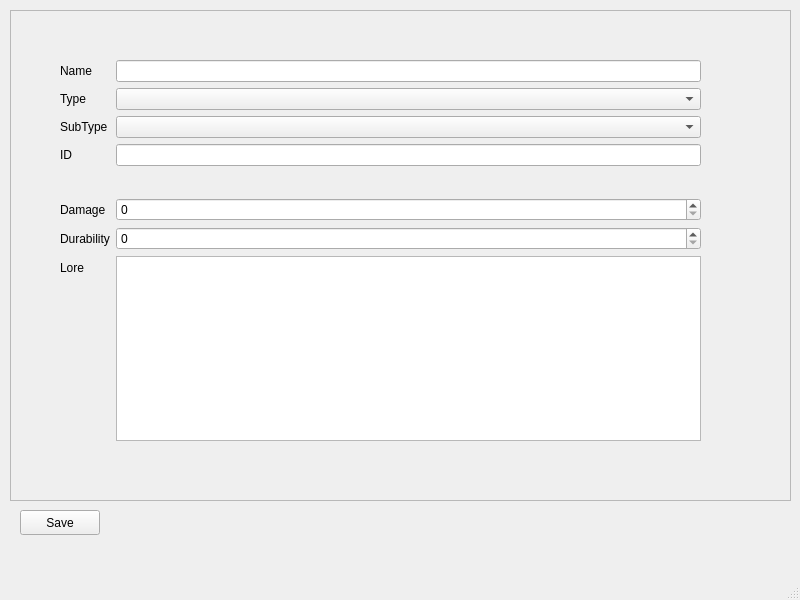
Above: newitem.ui from Devs-of-cobalt/Cobalt before the change. Below: the same form after it.
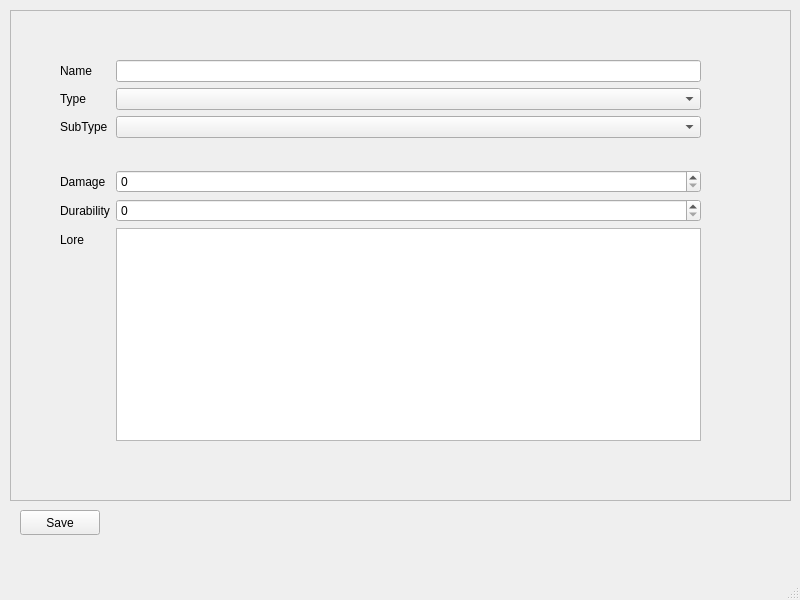
That is the form after the change.

Commit message: none instead of any

Diff of the .ui file:
```diff
--- a/newitem.ui
+++ b/newitem.ui
@@ -75,17 +75,7 @@
        <item row="2" column="1">
         <widget class="QComboBox" name="subTypeComboBox"/>
        </item>
-       <item row="3" column="0">
-        <widget class="QLabel" name="iDLabel">
-         <property name="text">
-          <string>ID</string>
-         </property>
-        </widget>
-       </item>
-       <item row="3" column="1">
-        <widget class="QLineEdit" name="iDLineEdit"/>
-       </item>
-       <item row="4" column="0" colspan="2">
+       <item row="3" column="0" colspan="2">
         <spacer name="horizontalSpacer">
          <property name="orientation">
           <enum>Qt::Horizontal</enum>
@@ -98,34 +88,34 @@
          </property>
         </spacer>
        </item>
-       <item row="5" column="0">
+       <item row="4" column="0">
         <widget class="QLabel" name="damageLabel">
          <property name="text">
           <string>Damage</string>
          </property>
         </widget>
        </item>
-       <item row="5" column="1">
+       <item row="4" column="1">
         <widget class="QSpinBox" name="damageSpinBox"/>
        </item>
-       <item row="6" column="0">
+       <item row="5" column="0">
         <widget class="QLabel" name="durabilityLabel">
          <property name="text">
           <string>Durability</string>
          </property>
         </widget>
        </item>
-       <item row="6" column="1">
+       <item row="5" column="1">
         <widget class="QSpinBox" name="durabilitySpinBox"/>
        </item>
-       <item row="7" column="0">
+       <item row="6" column="0">
         <widget class="QLabel" name="loreLabel">
          <property name="text">
           <string>Lore</string>
          </property>
         </widget>
        </item>
-       <item row="7" column="1">
+       <item row="6" column="1">
         <widget class="QTextEdit" name="loreTextEdit">
          <property name="sizePolicy">
           <sizepolicy hsizetype="Expanding" vsizetype="Expanding">
```
The commit also changes 1 other file.
